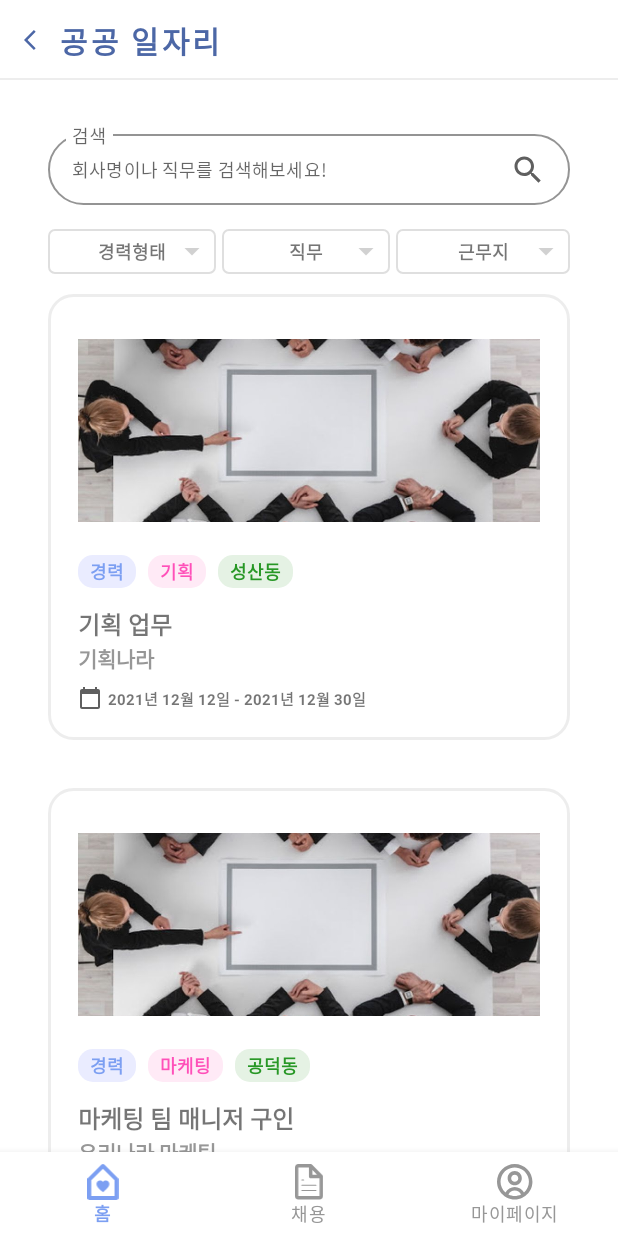
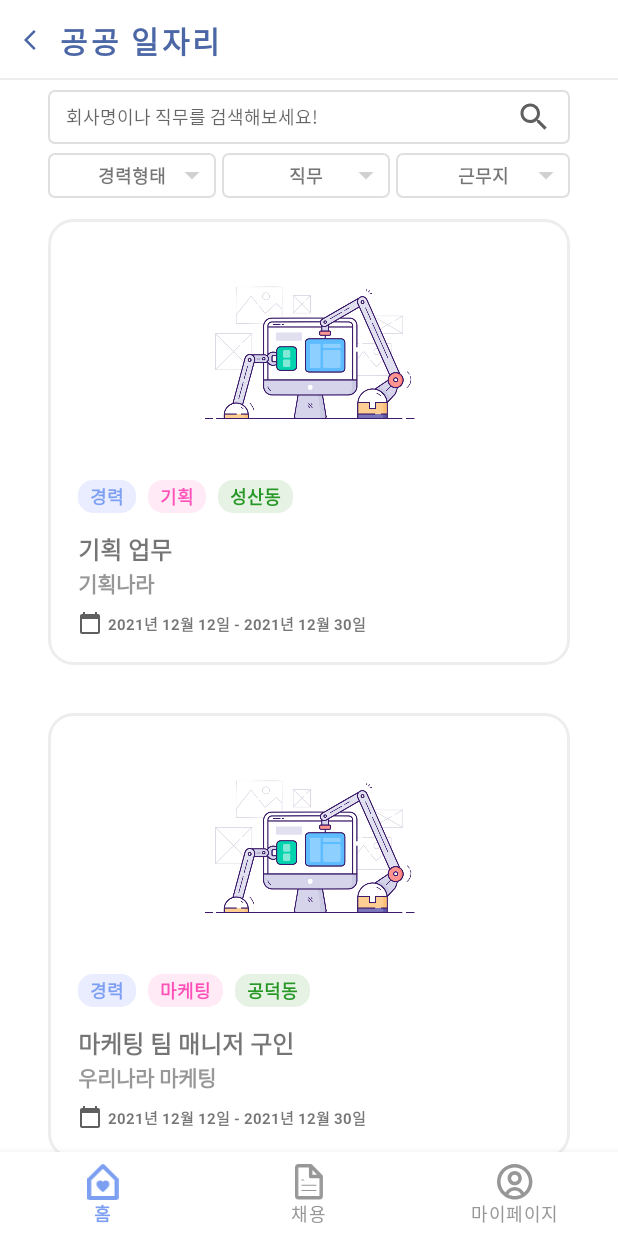
Before and after one commit to MapoTenTeam/APP, an Android app: the Employment_01_01 screen opened through its navigation route, on a phone screen of 412 x 824 dp. Run offline under Robolectric (Android 15) with nearby library versions, the phone set to English and light mode, and no system bars; our stand-ins replace navigation-ui.

Commit message:
STYLE : searchInput & employment_posting_row

```diff
--- /dev/null
+++ b/MapoTen/app/src/main/res/drawable/bg_serach_input.xml
@@ -0,0 +1,17 @@
+<?xml version="1.0" encoding="utf-8"?>
+<selector xmlns:android="http://schemas.android.com/apk/res/android">
+    <item android:state_focused="true">
+        <shape>
+            <corners android:radius="4dp"/>
+            <solid android:color="@color/white" />
+            <stroke android:color="@color/main_skyBlue" android:width="@dimen/size_2" />
+        </shape>
+    </item>
+    <item android:state_focused="false">
+        <shape>
+            <corners android:radius="4dp"/>
+            <solid android:color="@color/white" />
+            <stroke android:color="#DFDFDF" android:width="@dimen/size_1" />
+        </shape>
+    </item>
+</selector>
--- a/MapoTen/app/src/main/res/layout/employment_posting_row.xml
+++ b/MapoTen/app/src/main/res/layout/employment_posting_row.xml
@@ -2,15 +2,15 @@
 <LinearLayout xmlns:android="http://schemas.android.com/apk/res/android"
     android:layout_width="match_parent"
     android:layout_height="wrap_content"
-    android:padding="20dp"
+    android:layout_marginBottom="@dimen/margin_32"
+    android:padding="@dimen/padding_20"
     android:background="@drawable/bg_employment_job_posting_row"
-    android:layout_marginBottom="@dimen/margin_32"
     android:orientation="vertical">
 
     <ImageView
         android:layout_width="match_parent"
         android:layout_height="142dp"
-        android:src="@drawable/employment_test_img" />
+        android:src="@drawable/banner_image1" />
 
     <LinearLayout
         android:layout_width="match_parent"
--- a/MapoTen/app/src/main/res/layout/fragment_employment_01_01.xml
+++ b/MapoTen/app/src/main/res/layout/fragment_employment_01_01.xml
@@ -35,24 +35,17 @@
         android:layout_marginTop="60dp"
         tools:context=".MainActivity">
 
-        <com.google.android.material.textfield.TextInputLayout
-            android:id="@+id/searchLayout"
-            style="@style/TextInputLayoutStyle"
+        <EditText
+            android:id="@+id/search"
             android:layout_width="match_parent"
-            android:layout_height="wrap_content"
-            android:hint="검색"
-            app:layout_constraintTop_toTopOf="parent">
-
-            <com.google.android.material.textfield.TextInputEditText
-                android:id="@+id/search"
-                android:layout_width="match_parent"
-                android:layout_height="47dp"
-                android:drawableRight="@drawable/ic_search_24"
-                android:hint="회사명이나 직무를 검색해보세요!"
-                android:paddingVertical="@dimen/padding_14"
-                android:textSize="@dimen/text_12"
-                tools:ignore="SpeakableTextPresentCheck,TouchTargetSizeCheck" />
-        </com.google.android.material.textfield.TextInputLayout>
+            android:layout_height="36dp"
+            android:background="@drawable/bg_serach_input"
+            android:drawableRight="@drawable/ic_search_24"
+            android:hint="회사명이나 직무를 검색해보세요!"
+            android:paddingHorizontal="@dimen/padding_12"
+            android:paddingVertical="@dimen/padding_4"
+            android:textSize="@dimen/text_12"
+            app:layout_constraintTop_toTopOf="parent" />
 
         <LinearLayout
             android:id="@+id/spinnerContainer"
@@ -60,13 +53,13 @@
             android:layout_height="wrap_content"
             android:layout_marginBottom="@dimen/margin_24"
             android:orientation="horizontal"
-            app:layout_constraintTop_toBottomOf="@+id/searchLayout">
+            app:layout_constraintTop_toBottomOf="@+id/search">
 
             <Spinner
                 android:id="@+id/employCareer"
                 android:layout_width="match_parent"
                 android:layout_height="30dp"
-                android:layout_marginTop="@dimen/margin_16"
+                android:layout_marginTop="@dimen/margin_6"
                 android:layout_marginEnd="4dp"
                 android:layout_weight="1"
                 android:background="@drawable/bg_search_spinner"
@@ -77,7 +70,7 @@
                 android:id="@+id/employJob"
                 android:layout_width="match_parent"
                 android:layout_height="30dp"
-                android:layout_marginTop="@dimen/margin_16"
+                android:layout_marginTop="@dimen/margin_6"
                 android:layout_marginEnd="4dp"
                 android:layout_weight="1"
                 android:background="@drawable/bg_search_spinner"
@@ -88,7 +81,7 @@
                 android:id="@+id/placeOfWork"
                 android:layout_width="match_parent"
                 android:layout_height="30dp"
-                android:layout_marginTop="@dimen/margin_16"
+                android:layout_marginTop="@dimen/margin_6"
                 android:layout_weight="1"
                 android:background="@drawable/bg_search_spinner"
                 android:popupBackground="@drawable/bg_employment"
@@ -99,7 +92,7 @@
             android:id="@+id/jobPostingBoard"
             android:layout_width="match_parent"
             android:layout_height="match_parent"
-            android:layout_marginTop="136dp"
+            android:layout_marginTop="86dp"
             app:layoutManager="androidx.recyclerview.widget.LinearLayoutManager"
             app:layout_constraintTop_toBottomOf="@+id/spinnerContainer"
             tools:layout_editor_absoluteX="0dp"
```
